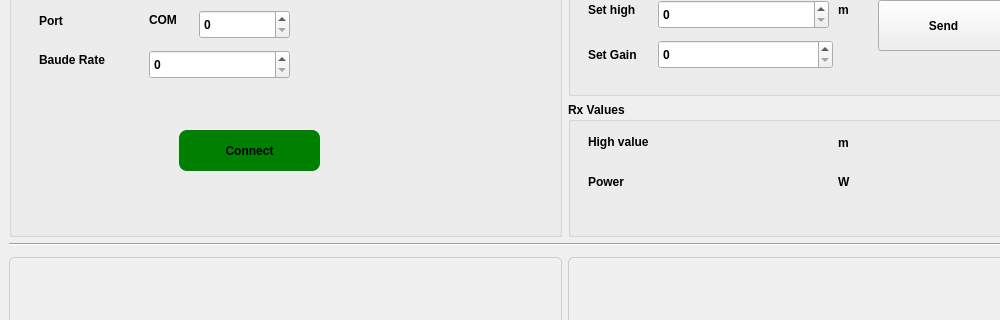
First picture: the form in mainwindow.ui, repository omarabedk/Projet-IPS, before the edit; both pictures show x 0 to 1000 and y 105 to 425 of the 1129 by 949 pixel window.
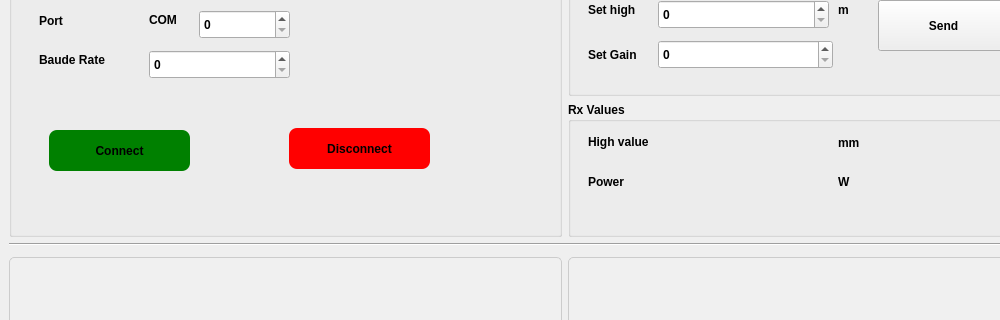
Second picture: the form after the edit. Custom widgets are drawn as their Qt base class.

What changed in the file:
```diff
--- a/mainwindow.ui
+++ b/mainwindow.ui
@@ -187,7 +187,7 @@
         </rect>
        </property>
        <property name="text">
-        <string>m</string>
+        <string>mm</string>
        </property>
       </widget>
       <widget class="QLabel" name="highValueLbl">
@@ -196,7 +196,7 @@
          <x>120</x>
          <y>30</y>
          <width>121</width>
-         <height>20</height>
+         <height>31</height>
         </rect>
        </property>
        <property name="maximumSize">
@@ -213,9 +213,9 @@
        <property name="geometry">
         <rect>
          <x>110</x>
-         <y>70</y>
+         <y>60</y>
          <width>131</width>
-         <height>21</height>
+         <height>31</height>
         </rect>
        </property>
        <property name="text">
@@ -416,7 +416,7 @@
       <widget class="QPushButton" name="ConnectBttn">
        <property name="geometry">
         <rect>
-         <x>170</x>
+         <x>40</x>
          <y>170</y>
          <width>141</width>
          <height>41</height>
@@ -475,6 +475,28 @@
         <number>999999</number>
        </property>
       </widget>
+      <widget class="QPushButton" name="DisconnectBttn">
+       <property name="geometry">
+        <rect>
+         <x>280</x>
+         <y>168</y>
+         <width>141</width>
+         <height>41</height>
+        </rect>
+       </property>
+       <property name="font">
+        <font>
+         <bold>true</bold>
+        </font>
+       </property>
+       <property name="styleSheet">
+        <string notr="true">background-color: red; border-radius: 8px
+</string>
+       </property>
+       <property name="text">
+        <string>Disconnect</string>
+       </property>
+      </widget>
      </widget>
     </item>
    </layout>
```
Left out of the diff: 3 changed lines with no effect on the pictures.
